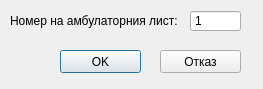
The window that src/View/saveAsDialog/SaveAsDialog.ui (thefinalcutbg/DinoDent) describes before a commit, drawn with Qt 5.
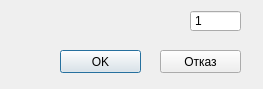
The same window after the commit.

Patch:
```diff
--- a/src/View/saveAsDialog/SaveAsDialog.ui
+++ b/src/View/saveAsDialog/SaveAsDialog.ui
@@ -58,7 +58,7 @@
     </rect>
    </property>
    <property name="text">
-    <string>Номер на амбулаторния лист:</string>
+    <string/>
    </property>
   </widget>
   <widget class="QPushButton" name="cancelButton">
```
